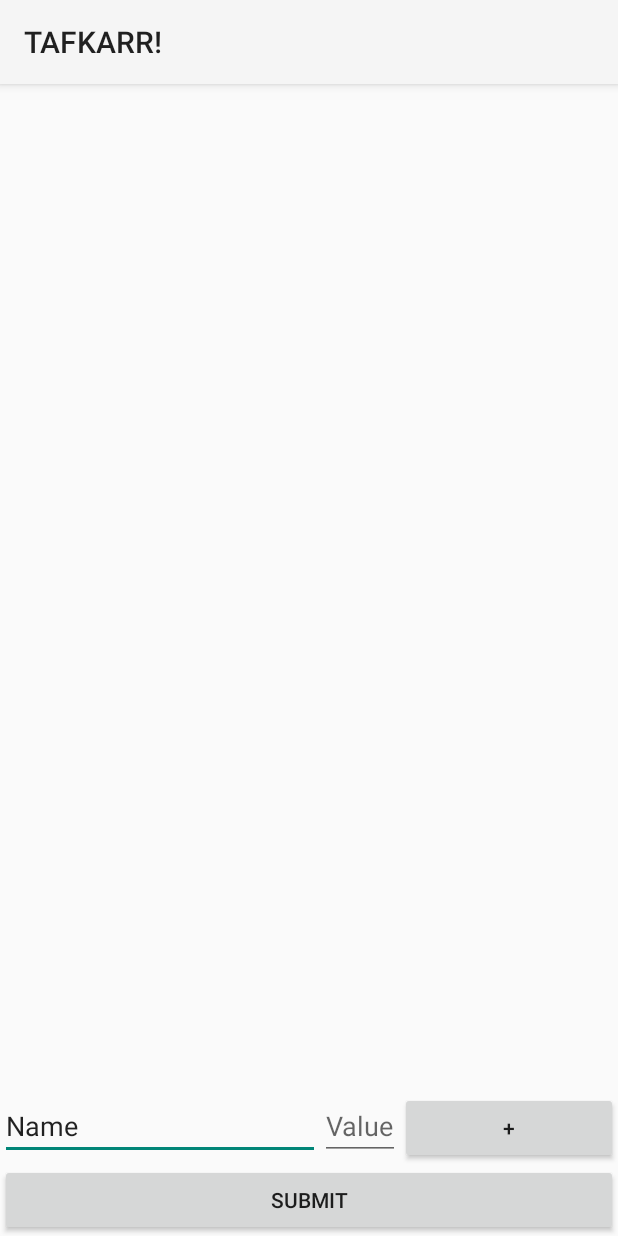
After one commit to schwalbs/tafkarr, an Android app: the layout fragment_add_assignment.xml on its own in the app's theme, with its tools: preview values and no code run, on a phone screen of 412 x 824 dp. The commit adds this screen. Run offline under Robolectric (Android 15) with nearby library versions, the light colour scheme and no system bars.

```diff
--- a/app/src/main/java/edu/rose_hulman/tafkarr/CourseActivity.java
+++ b/app/src/main/java/edu/rose_hulman/tafkarr/CourseActivity.java
@@ -57,7 +57,7 @@ public class CourseActivity extends Activity {
         @Override
         public View onCreateView(LayoutInflater inflater, ViewGroup container,
                                  Bundle savedInstanceState) {
-            View rootView = inflater.inflate(R.layout.fragment_course, container, false);
+            View rootView = inflater.inflate(R.layout.fragment_course_tab, container, false);
 
 
             return rootView;
--- a/app/src/main/res/layout/activity_login.xml
+++ b/app/src/main/res/layout/activity_login.xml
@@ -12,9 +12,10 @@
         android:layout_marginBottom="8dp" android:visibility="gone"
         android:layout_weight="1"
         android:indeterminate="false" />
-    <TextView android:layout_height="0dp"
+    <ImageView android:layout_height="0dp"
         android:layout_width="match_parent"
-        android:layout_weight="1"/>
+        android:layout_weight="1"
+        android:src="@drawable/ic_logo"/>
 
     <ScrollView android:id="@+id/login_form" android:layout_width="match_parent"
         android:layout_height="wrap_content">
--- /dev/null
+++ b/app/src/main/res/layout/fragment_add_assignment.xml
@@ -0,0 +1,47 @@
+<?xml version="1.0" encoding="utf-8"?>
+<LinearLayout xmlns:android="http://schemas.android.com/apk/res/android"
+    android:orientation="vertical" android:layout_width="match_parent"
+    android:layout_height="match_parent">
+
+    <ListView
+        android:layout_width="wrap_content"
+        android:layout_height="0dp"
+        android:id="@+id/listView2"
+        android:layout_alignParentTop="true"
+        android:layout_centerHorizontal="true"
+        android:layout_weight="1" />
+
+    <LinearLayout
+        android:layout_width="match_parent"
+        android:layout_height="wrap_content"
+        android:orientation="horizontal" >
+
+        <EditText
+            android:layout_width="wrap_content"
+            android:layout_height="wrap_content"
+            android:inputType="textPersonName"
+            android:text="Name"
+            android:ems="10"
+            android:id="@+id/editText3" />
+
+        <EditText
+            android:layout_width="wrap_content"
+            android:layout_height="wrap_content"
+            android:inputType="numberDecimal"
+            android:hint="Value"
+            android:id="@+id/editText4" />
+
+        <Button
+            android:layout_width="wrap_content"
+            android:layout_height="wrap_content"
+            android:text="+"
+            android:id="@+id/button2"
+            android:layout_weight="1" />
+    </LinearLayout>
+
+    <Button
+        android:layout_width="match_parent"
+        android:layout_height="wrap_content"
+        android:text="Submit"
+        android:id="@+id/button2" />
+</LinearLayout>
```
Also changed, not shown: app/src/main/java/edu/rose_hulman/tafkarr/MainActivity.java (+4 -4 lines), app/src/main/res/layout/fragment_course.xml (+47 -8 lines), app/src/main/res/layout/fragment_course2.xml (deleted, +0 -58 lines), app/src/main/res/layout/fragment_course_tab.xml (added, +19 -0 lines), app/src/main/res/layout/fragment_schedule_tab.xml (added, +18 -0 lines), app/src/main/res/drawable-xhdpi/ic_logo.png (added), 2 other files.
